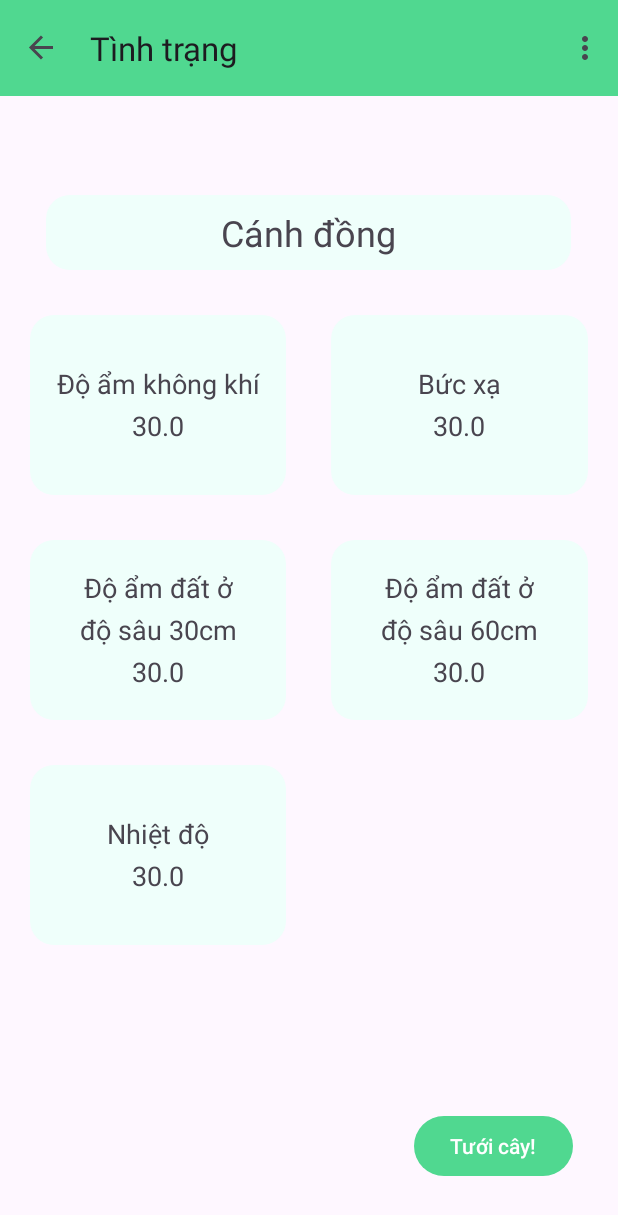
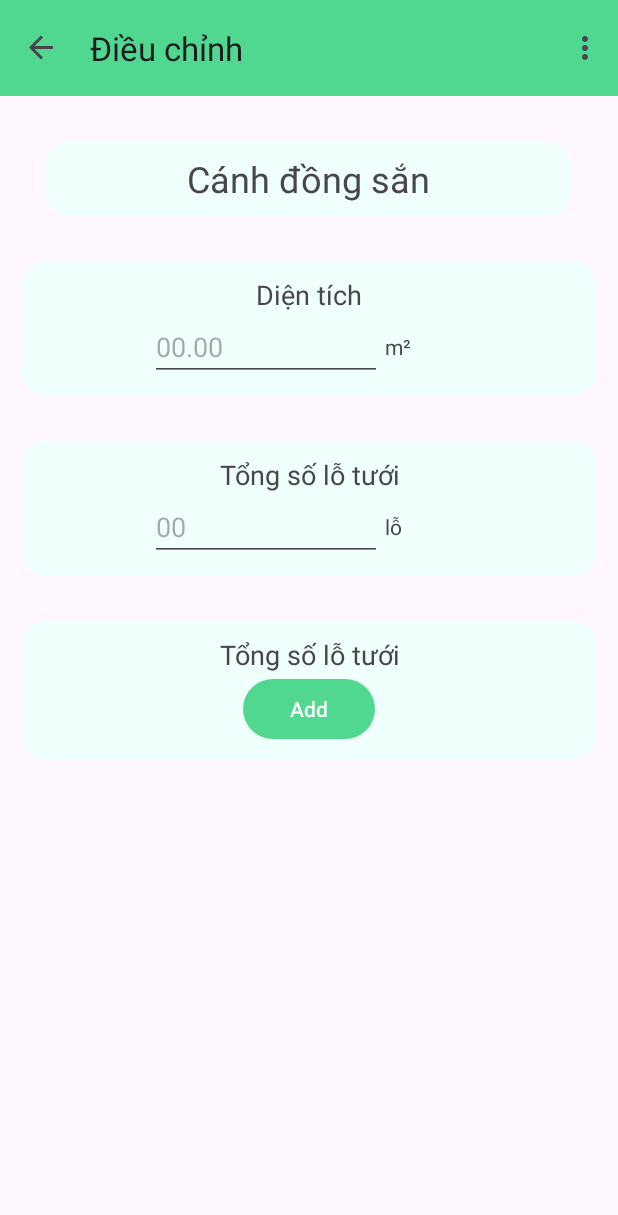
Before and after one commit to conechmuadong/introvert-garden, an Android app: the FieldlistFragment screen opened through its navigation route, after a tap on "Button", on a phone screen of 412 x 824 dp. Shown: the top 1215 px of the screen. Run offline under Robolectric (Android 15) with nearby library versions, the phone set to English and light mode, and no system bars; our stand-ins replace navigation-ui.

Commit message:
CustomizedFragment

```diff
--- /dev/null
+++ b/app/app/src/main/java/ie/app/fragments/CustomizedFragment.java
@@ -0,0 +1,64 @@
+package ie.app.fragments;
+
+import android.os.Bundle;
+import android.view.LayoutInflater;
+import android.view.View;
+import android.view.ViewGroup;
+import android.widget.ArrayAdapter;
+import android.widget.Button;
+import android.widget.ListView;
+import android.widget.TextView;
+
+import androidx.annotation.NonNull;
+import androidx.fragment.app.Fragment;
+import androidx.navigation.fragment.NavHostFragment;
+
+import java.util.ArrayList;
+
+import ie.app.R;
+import ie.app.databinding.FragmentCustomizedBinding;
+import ie.app.models.Stage;
+
+public class CustomizedFragment extends Fragment {
+
+    private FragmentCustomizedBinding binding;
+    private ArrayList<Stage> stageList;
+    private ArrayAdapter<Stage> adapter;
+
+
+    @Override
+    public View onCreateView(LayoutInflater inflater, ViewGroup container, Bundle savedInstanceState) {
+        binding = FragmentCustomizedBinding.inflate(inflater, container, false);
+        View view = binding.getRoot();
+
+        String fieldname = "Cánh đồng sắn";
+        TextView fieldnameView = binding.fieldName;
+        fieldnameView.setText(fieldname);
+        fieldnameView.setLineSpacing(10f, 1f);
+
+        return view;
+    }
+
+    public void onViewCreated(@NonNull View view, Bundle savedInstanceState) {
+        super.onViewCreated(view, savedInstanceState);
+
+        stageList = new ArrayList<>();
+        adapter = new ArrayAdapter<>(getActivity(), R.layout.stage, R.id.listStage, stageList);
+
+        binding.addStageButton.setOnClickListener(new View.OnClickListener() {
+            @Override
+            public void onClick(View view) {
+                Stage newStage = new Stage();
+                stageList.add(newStage);
+                adapter.notifyDataSetChanged();
+            }
+        });
+    }
+
+    @Override
+    public void onDestroyView() {
+        super.onDestroyView();
+        binding = null;
+    }
+
+}
--- a/app/app/src/main/java/ie/app/fragments/FieldlistFragment.java
+++ b/app/app/src/main/java/ie/app/fragments/FieldlistFragment.java
@@ -34,7 +34,7 @@ public class FieldlistFragment extends Fragment {
             @Override
             public void onClick(View view) {
                 NavHostFragment.findNavController(FieldlistFragment.this)
-                        .navigate(R.id.action_FieldlistFragment_to_MeasuredDataFragment);
+                        .navigate(R.id.action_FieldlistFragment_to_CustomizedFragment);
             }
         });
     }
--- /dev/null
+++ b/app/app/src/main/java/ie/app/models/Stage.java
@@ -0,0 +1,16 @@
+package ie.app.models;
+
+import java.util.Date;
+
+public class Stage {
+    String name;
+    int humidity = 0;
+    Date startTime, endTime;
+
+    @Override
+    public String toString() {
+        return name + " : độ ẩm " + humidity + ", ngày bắt đầu " + startTime.toString() +
+                ", ngày kết thúc " + endTime.toString() + "\n";
+    }
+
+}
--- /dev/null
+++ b/app/app/src/main/res/layout/fragment_customized.xml
@@ -0,0 +1,197 @@
+<?xml version="1.0" encoding="utf-8"?>
+<LinearLayout xmlns:android="http://schemas.android.com/apk/res/android"
+    xmlns:app="http://schemas.android.com/apk/res-auto"
+    xmlns:tools="http://schemas.android.com/tools"
+    android:layout_width="match_parent"
+    android:layout_height="match_parent"
+    tools:context=".fragments.CustomizedFragment"
+    android:orientation="vertical">
+
+    <Space
+        android:layout_width="match_parent"
+        android:layout_height="30dp" />
+
+    <LinearLayout
+        android:layout_width="match_parent"
+        android:layout_height="wrap_content"
+        android:orientation="horizontal"
+        android:gravity="center" >
+
+        <TextView
+            android:id="@+id/fieldName"
+            android:layout_width="wrap_content"
+            android:layout_height="wrap_content"
+            android:gravity="center"
+            android:textSize="24sp"
+            android:background="@drawable/fieldname_background"/>
+
+    </LinearLayout>
+
+    <Space
+        android:layout_width="match_parent"
+        android:layout_height="30dp" />
+
+    <LinearLayout
+        android:layout_width="match_parent"
+        android:layout_height="wrap_content"
+        android:orientation="vertical"
+        android:gravity="center"
+        android:background="@drawable/irrigation_background" >
+
+        <Space
+            android:layout_width="match_parent"
+            android:layout_height="10dp" />
+
+        <TextView
+            android:id="@+id/area"
+            android:layout_height="wrap_content"
+            android:layout_width="wrap_content"
+            android:gravity="center"
+            android:textSize="18sp"
+            android:text="@string/area" />
+
+        <LinearLayout
+            android:layout_width="match_parent"
+            android:layout_height="wrap_content"
+            android:gravity="center"
+            android:orientation="horizontal" >
+
+            <Space
+                android:layout_width="100dp"
+                android:layout_height="wrap_content" />
+
+            <EditText
+                android:id="@+id/areaEditText"
+                android:layout_width="0dp"
+                android:layout_weight="1"
+                android:layout_height="wrap_content"
+                android:focusable="true"
+                android:hint="00.00" />
+            <Space
+                android:layout_width="2dp"
+                android:layout_height="wrap_content" />
+            <TextView
+                android:id="@+id/area_unit"
+                android:layout_width="0dp"
+                android:layout_weight="1"
+                android:layout_height="wrap_content"
+                android:text="@string/area_unit" />
+        </LinearLayout>
+
+        <Space
+            android:layout_width="match_parent"
+            android:layout_height="10dp" />
+
+    </LinearLayout>
+
+    <Space
+        android:layout_width="match_parent"
+        android:layout_height="30dp" />
+
+
+    <LinearLayout
+        android:layout_width="match_parent"
+        android:layout_height="wrap_content"
+        android:orientation="vertical"
+        android:gravity="center"
+        android:background="@drawable/irrigation_background" >
+
+        <Space
+            android:layout_width="match_parent"
+            android:layout_height="10dp" />
+
+        <TextView
+            android:id="@+id/numberHoles"
+            android:layout_height="wrap_content"
+            android:layout_width="wrap_content"
+            android:gravity="center"
+            android:textSize="18sp"
+            android:text="@string/number_holes" />
+
+        <LinearLayout
+            android:layout_width="match_parent"
+            android:layout_height="wrap_content"
+            android:gravity="center"
+            android:orientation="horizontal" >
+
+            <Space
+                android:layout_width="100dp"
+                android:layout_height="wrap_content" />
+
+            <EditText
+                android:id="@+id/numberHolesEditText"
+                android:layout_width="0dp"
+                android:layout_weight="1"
+                android:layout_height="wrap_content"
+                android:focusable="true"
+                android:hint="00" />
+            <Space
+                android:layout_width="2dp"
+                android:layout_height="wrap_content" />
+            <TextView
+                android:id="@+id/numberHolesUnit"
+                android:layout_width="0dp"
+                android:layout_weight="1"
+                android:layout_height="wrap_content"
+                android:text="@string/number_holes_unit" />
+        </LinearLayout>
+
+        <Space
+            android:layout_width="match_parent"
+            android:layout_height="10dp" />
+
+    </LinearLayout>
+
+    <Space
+        android:layout_width="match_parent"
+        android:layout_height="30dp" />
+
+    <LinearLayout
+        android:layout_width="match_parent"
+        android:layout_height="wrap_content"
+        android:orientation="vertical"
+        android:gravity="center"
+        android:background="@drawable/irrigation_background" >
+
+        <Space
+            android:layout_width="match_parent"
+            android:layout_height="10dp" />
+
+        <TextView
+            android:id="@+id/humidity"
+            android:layout_height="wrap_content"
+            android:layout_width="wrap_content"
+            android:gravity="center"
+            android:textSize="18sp"
+            android:text="@string/number_holes" />
+
+        <LinearLayout
+            android:layout_width="match_parent"
+            android:layout_height="wrap_content"
+            android:gravity="center"
+            android:orientation="vertical" >
+
+            <ListView
+                android:id="@+id/listStage"
+                android:layout_width="wrap_content"
+                android:layout_height="wrap_content" />
+
+            <Space
+                android:layout_width="100dp"
+                android:layout_height="wrap_content" />
+
+            <Button
+                android:id="@+id/addStageButton"
+                android:layout_width="wrap_content"
+                android:layout_height="wrap_content"
+                android:text="Add" />
+
+        </LinearLayout>
+
+        <Space
+            android:layout_width="match_parent"
+            android:layout_height="10dp" />
+
+    </LinearLayout>
+
+</LinearLayout>
--- /dev/null
+++ b/app/app/src/main/res/layout/stage.xml
@@ -0,0 +1,50 @@
+<?xml version="1.0" encoding="utf-8"?>
+<LinearLayout
+    xmlns:android="http://schemas.android.com/apk/res/android"
+    android:layout_width="match_parent"
+    android:layout_height="wrap_content"
+    android:orientation="vertical">
+
+    <LinearLayout
+        android:layout_width="match_parent"
+        android:layout_height="wrap_content"
+        android:orientation="horizontal" >
+
+        <TextView
+            android:id="@+id/stageName"
+            android:layout_width="0dp"
+            android:layout_height="match_parent"
+            android:layout_weight="1"
+            android:text="Item"/>
+
+        <EditText
+            android:id="@+id/stageEditHumid"
+            android:layout_width="0dp"
+            android:layout_height="match_parent"
+            android:layout_weight="1"
+            android:hint="Nhập độ ẩm"/>
+
+    </LinearLayout>
+
+    <LinearLayout
+        android:layout_width="match_parent"
+        android:layout_height="wrap_content"
+        android:orientation="horizontal">
+
+        <EditText
+            android:id="@+id/stageStartDate"
+            android:layout_width="0dp"
+            android:layout_height="match_parent"
+            android:layout_weight="1"
+            android:text="Ngày bắt đầu"/>
+
+        <EditText
+            android:id="@+id/stageEndDate"
+            android:layout_width="0dp"
+            android:layout_height="match_parent"
+            android:layout_weight="1"
+            android:hint="Ngày kết thúc"/>
+
+    </LinearLayout>
+
+</LinearLayout>
--- a/app/app/src/main/res/navigation/nav_graph.xml
+++ b/app/app/src/main/res/navigation/nav_graph.xml
@@ -30,7 +30,17 @@
             android:id="@+id/action_FieldlistFragment_to_MeasuredDataFragment"
             app:destination="@id/MeasuredDataFragment" />
 
+        <action
+            android:id="@+id/action_FieldlistFragment_to_CustomizedFragment"
+            app:destination="@id/CustomizedFragment" />
+
     </fragment>
+
+    <fragment
+        android:id="@+id/CustomizedFragment"
+        android:name="ie.app.fragments.CustomizedFragment"
+        android:label="@string/customized_fragment_label"
+        tools:layout="@layout/fragment_customized"/>
 
     <fragment
         android:id="@+id/MeasuredDataFragment"
--- a/app/app/src/main/res/values/strings.xml
+++ b/app/app/src/main/res/values/strings.xml
@@ -7,6 +7,7 @@
     <string name="fieldlist_fragment_label">Danh sách cánh đồng</string>
     <string name="measureddata_fragment_label">Tình trạng</string>
     <string name="irrigation_fragment_label">Cài đặt tưới</string>
+    <string name="customized_fragment_label">Điều chỉnh</string>
 
     <string name="next">Next</string>
     <string name="project_name">Introverts\' Garden</string>
@@ -20,4 +21,10 @@
     <string name="waterButton">Tưới cây!</string>
     <string name="manualButton">Manual</string>
     <string name="autoButton">Auto</string>
+
+    <string name="area">Diện tích</string>
+    <string name="area_unit">m²</string>
+    <string name="number_holes">Tổng số lỗ tưới</string>
+    <string name="number_holes_unit">lỗ</string>
+    <string name="humidity">Phần trăm độ ẩm </string>
 </resources>
```
